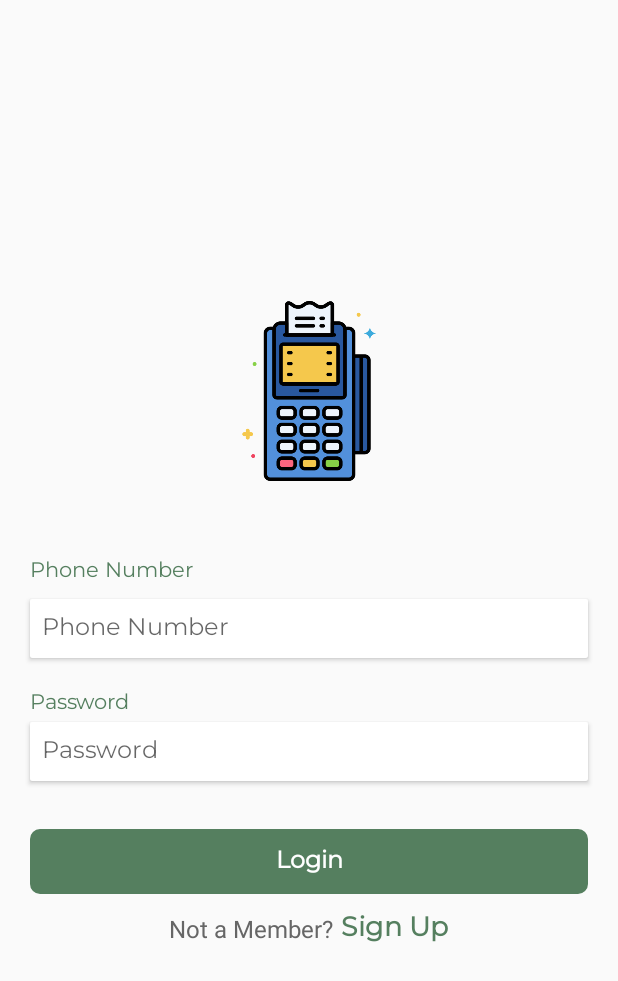
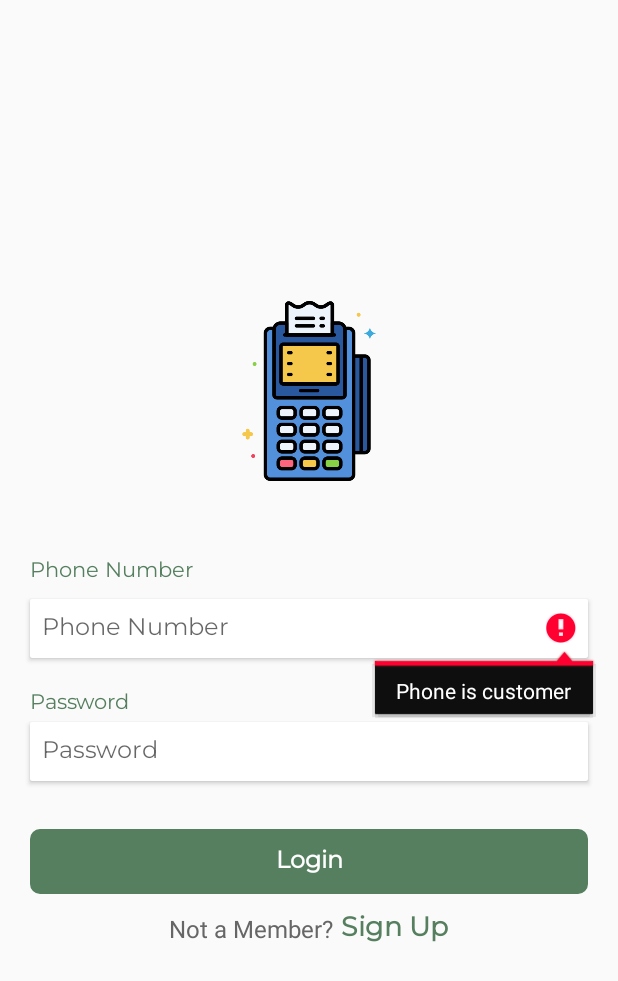
Before and after one commit to janepounds/Android-eMaisha-Merchant, an Android app: the screen it shows after launch (Login), after a tap on "Login", on a phone screen of 412 x 824 dp. Shown: the top 981 px of the screen. Run offline under Robolectric (Android 15) with nearby library versions, the phone set to English and light mode, and no system bars; libraries missing offline, so code that uses them is left out: com.itextpdf.text, es.dmoral.toasty.

Commit message:
Final Login

```diff
--- a/app/src/main/AndroidManifest.xml
+++ b/app/src/main/AndroidManifest.xml
@@ -27,9 +27,7 @@
         android:requestLegacyExternalStorage="true"
         android:roundIcon="@mipmap/ic_launcher_round"
         android:supportsRtl="true"
-        android:theme="@style/AppTheme"
-        android:usesCleartextTraffic="true"
-        tools:targetApi="q">
+        android:theme="@style/AppTheme">
         <activity android:name=".auth.Login"></activity>
         <activity android:name=".auth.Registration" />
         <!--
--- a/app/src/main/java/com/cabral/emaishamerchant/auth/Login.java
+++ b/app/src/main/java/com/cabral/emaishamerchant/auth/Login.java
@@ -50,10 +50,10 @@ public class Login extends AppCompatActivity {
         txtLogin.setOnClickListener(new View.OnClickListener() {
             @Override
             public void onClick(View v) {
-                String contact = etxtContact.toString().trim();
-                String password = etxtPassword.toString().toString().trim();
+                String shop_contact = etxtContact.getText().toString().trim();
+                String password = etxtPassword.getText().toString().trim();
 
-                if (contact.isEmpty()) {
+                if (shop_contact.isEmpty()) {
                     etxtContact.setError("Phone is customer");
                     etxtContact.requestFocus();
                     return;
@@ -63,13 +63,13 @@ public class Login extends AppCompatActivity {
                     etxtPassword.requestFocus();
                     return;
                 }
-                Log.d("Phone", contact);
+                Log.d("Phone", shop_contact);
                 Log.d("Password", password);
                 Call<ResponseBody> call = RetrofitClient
                         .getInstance()
                         .getApi()
                         .loginShop(
-                                contact,
+                                shop_contact,
                                 password
                         );
 
@@ -86,9 +86,9 @@ public class Login extends AppCompatActivity {
                         String s = null;
                         if (response.isSuccessful()) {
                             progressDialog.dismiss();
-                            if (s != null) {
                                 try {
                                     s = response.body().string();
+                                    if (s != null) {
                                         JSONObject jsonObject = new JSONObject(s);
                                         SharedPrefManager.getInstance(Login.this).saveShopId(jsonObject.getInt("shop_id"));
                                         DatabaseAccess databaseAccess = DatabaseAccess.getInstance(Login.this);
@@ -105,17 +105,20 @@ public class Login extends AppCompatActivity {
                                             Toasty.error(Login.this, R.string.failed, Toast.LENGTH_SHORT).show();
 
                                         }
+
+                                    }else{
+                                        Log.d("Error", String.valueOf(response));
+                                        Toasty.error(Login.this, R.string.failed, Toast.LENGTH_SHORT).show();
+
+                                    }
                                 } catch (IOException | JSONException e) {
                                     e.printStackTrace();
                                 }
 
-                            } else {
-                                Toasty.error(Login.this, R.string.failed, Toast.LENGTH_SHORT).show();
-
-                            }
 
                         } else {
                             progressDialog.dismiss();
+                            Log.d("Error", String.valueOf(response));
                             Toasty.error(Login.this, R.string.failed, Toast.LENGTH_SHORT).show();
 
                         }
--- a/app/src/main/res/xml/network_security_config.xml
+++ b/app/src/main/res/xml/network_security_config.xml
@@ -2,6 +2,6 @@
 <network-security-config>
     <base-config cleartextTrafficPermitted="true" />
     <domain-config cleartextTrafficPermitted="true">
-        <domain includeSubdomains="true">Your URL(ex: 127.0.0.1)</domain>
+        <domain includeSubdomains="true">http://emaishaadmin.myfarmnow.com/api/</domain>
     </domain-config>
 </network-security-config>
```
Lines whose indentation alone changed are shown as unchanged.
